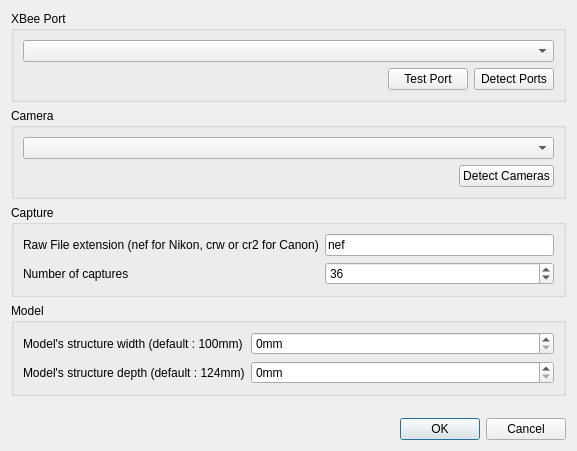
First picture: the form in pc/core/settingsform.ui, repository plule/pfe-costumes, before the edit.
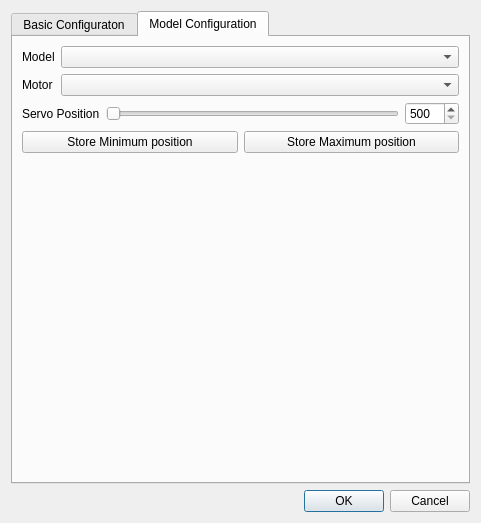
Second picture: the form after the edit.

Commit message: prepare model adjustment

Diff of the .ui file:
```diff
--- a/pc/core/settingsform.ui
+++ b/pc/core/settingsform.ui
@@ -6,68 +6,25 @@
    <rect>
     <x>0</x>
     <y>0</y>
-    <width>577</width>
-    <height>451</height>
+    <width>481</width>
+    <height>523</height>
    </rect>
   </property>
   <property name="windowTitle">
    <string>Settings</string>
   </property>
-  <layout class="QGridLayout" name="gridLayout">
-   <item row="1" column="0">
-    <widget class="QGroupBox" name="cameraBox">
-     <property name="title">
-      <string>Camera</string>
-     </property>
-     <layout class="QVBoxLayout" name="verticalLayout_2">
+  <layout class="QVBoxLayout" name="verticalLayout_4">
       <item>
-       <widget class="QComboBox" name="cameraPortCombo">
-        <property name="sizePolicy">
-         <sizepolicy hsizetype="Expanding" vsizetype="Fixed">
-          <horstretch>0</horstretch>
-          <verstretch>0</verstretch>
-         </sizepolicy>
-        </property>
-       </widget>
-      </item>
+    <widget class="QTabWidget" name="tabWidget">
+     <property name="currentIndex">
+      <number>1</number>
+     </property>
+     <widget class="QWidget" name="tab">
+      <attribute name="title">
+       <string>Basic Configuraton</string>
+      </attribute>
+      <layout class="QVBoxLayout" name="verticalLayout_3">
       <item>
-       <layout class="QHBoxLayout" name="horizontalLayout_4">
-        <item>
-         <spacer name="horizontalSpacer_2">
-          <property name="orientation">
-           <enum>Qt::Horizontal</enum>
-          </property>
-          <property name="sizeHint" stdset="0">
-           <size>
-            <width>40</width>
-            <height>20</height>
-           </size>
-          </property>
-         </spacer>
-        </item>
-        <item>
-         <widget class="QPushButton" name="detectCamerasButton">
-          <property name="text">
-           <string>Detect Cameras</string>
-          </property>
-         </widget>
-        </item>
-       </layout>
-      </item>
-     </layout>
-    </widget>
-   </item>
-   <item row="7" column="0">
-    <widget class="QDialogButtonBox" name="buttonBox">
-     <property name="orientation">
-      <enum>Qt::Horizontal</enum>
-     </property>
-     <property name="standardButtons">
-      <set>QDialogButtonBox::Cancel|QDialogButtonBox::Ok</set>
-     </property>
-    </widget>
-   </item>
-   <item row="0" column="0">
     <widget class="QGroupBox" name="xbeeBox">
      <property name="title">
       <string>XBee Port</string>
@@ -117,7 +74,50 @@
      </layout>
     </widget>
    </item>
-   <item row="2" column="0">
+       <item>
+        <widget class="QGroupBox" name="cameraBox">
+         <property name="title">
+          <string>Camera</string>
+         </property>
+         <layout class="QVBoxLayout" name="verticalLayout_2">
+          <item>
+           <widget class="QComboBox" name="cameraPortCombo">
+            <property name="sizePolicy">
+             <sizepolicy hsizetype="Expanding" vsizetype="Fixed">
+              <horstretch>0</horstretch>
+              <verstretch>0</verstretch>
+             </sizepolicy>
+            </property>
+           </widget>
+          </item>
+          <item>
+           <layout class="QHBoxLayout" name="horizontalLayout_4">
+            <item>
+             <spacer name="horizontalSpacer_2">
+              <property name="orientation">
+               <enum>Qt::Horizontal</enum>
+              </property>
+              <property name="sizeHint" stdset="0">
+               <size>
+                <width>40</width>
+                <height>20</height>
+               </size>
+              </property>
+             </spacer>
+            </item>
+            <item>
+             <widget class="QPushButton" name="detectCamerasButton">
+              <property name="text">
+               <string>Detect Cameras</string>
+              </property>
+             </widget>
+            </item>
+           </layout>
+          </item>
+         </layout>
+        </widget>
+       </item>
+       <item>
     <widget class="QGroupBox" name="groupBox">
      <property name="title">
       <string>Capture</string>
@@ -163,20 +163,7 @@
      </layout>
     </widget>
    </item>
-   <item row="6" column="0">
-    <spacer name="verticalSpacer">
-     <property name="orientation">
-      <enum>Qt::Vertical</enum>
-     </property>
-     <property name="sizeHint" stdset="0">
-      <size>
-       <width>20</width>
-       <height>40</height>
-      </size>
-     </property>
-    </spacer>
-   </item>
-   <item row="3" column="0">
+       <item>
     <widget class="QGroupBox" name="modelBox">
      <property name="title">
       <string>Model</string>
@@ -223,6 +210,116 @@
        </widget>
       </item>
      </layout>
+        </widget>
+       </item>
+      </layout>
+     </widget>
+     <widget class="QWidget" name="tab_2">
+      <attribute name="title">
+       <string>Model Configuration</string>
+      </attribute>
+      <layout class="QVBoxLayout" name="verticalLayout_5">
+       <item>
+        <layout class="QFormLayout" name="formLayout_3">
+         <item row="0" column="0">
+          <widget class="QLabel" name="label_5">
+           <property name="text">
+            <string>Model</string>
+           </property>
+          </widget>
+         </item>
+         <item row="0" column="1">
+          <widget class="QComboBox" name="comboBox"/>
+         </item>
+         <item row="1" column="0">
+          <widget class="QLabel" name="label_6">
+           <property name="text">
+            <string>Motor</string>
+           </property>
+          </widget>
+         </item>
+         <item row="1" column="1">
+          <widget class="QComboBox" name="comboBox_2"/>
+         </item>
+        </layout>
+       </item>
+       <item>
+        <layout class="QHBoxLayout" name="horizontalLayout_2">
+         <item>
+          <widget class="QLabel" name="label_9">
+           <property name="text">
+            <string>Servo Position</string>
+           </property>
+          </widget>
+         </item>
+         <item>
+          <widget class="QSlider" name="horizontalSlider">
+           <property name="minimum">
+            <number>500</number>
+           </property>
+           <property name="maximum">
+            <number>3000</number>
+           </property>
+           <property name="orientation">
+            <enum>Qt::Horizontal</enum>
+           </property>
+          </widget>
+         </item>
+         <item>
+          <widget class="QSpinBox" name="spinBox_3">
+           <property name="minimum">
+            <number>500</number>
+           </property>
+           <property name="maximum">
+            <number>3000</number>
+           </property>
+          </widget>
+         </item>
+        </layout>
+       </item>
+       <item>
+        <layout class="QHBoxLayout" name="horizontalLayout_5">
+         <item>
+          <widget class="QPushButton" name="pushButton">
+           <property name="text">
+            <string>Store Minimum position</string>
+           </property>
+          </widget>
+         </item>
+         <item>
+          <widget class="QPushButton" name="pushButton_2">
+           <property name="text">
+            <string>Store Maximum position</string>
+           </property>
+          </widget>
+         </item>
+        </layout>
+       </item>
+       <item>
+        <spacer name="verticalSpacer">
+         <property name="orientation">
+          <enum>Qt::Vertical</enum>
+         </property>
+         <property name="sizeHint" stdset="0">
+          <size>
+           <width>20</width>
+           <height>40</height>
+          </size>
+         </property>
+        </spacer>
+       </item>
+      </layout>
+     </widget>
+    </widget>
+   </item>
+   <item>
+    <widget class="QDialogButtonBox" name="buttonBox">
+     <property name="orientation">
+      <enum>Qt::Horizontal</enum>
+     </property>
+     <property name="standardButtons">
+      <set>QDialogButtonBox::Cancel|QDialogButtonBox::Ok</set>
+     </property>
     </widget>
    </item>
   </layout>
```
Lines whose indentation alone changed are shown as unchanged.
